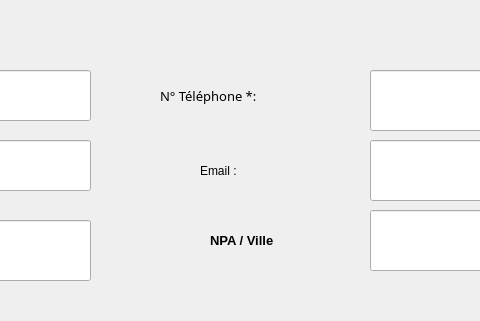
Old version of the form Sploks/views/newclient.ui in the repository alhelo-93/TPI-SPLOKS; both pictures show x 370 to 850 and y 90 to 411 of the 1175 by 765 pixel window.
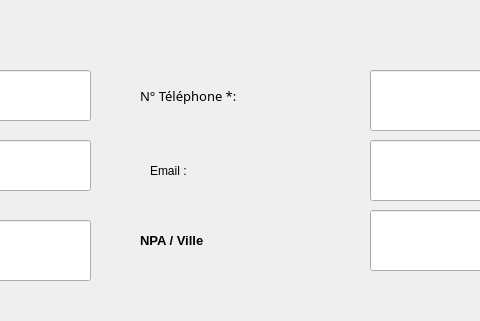
New version of the form.

Commit message: change size add new foem

What changed in the file:
```diff
--- a/Sploks/views/newclient.ui
+++ b/Sploks/views/newclient.ui
@@ -115,9 +115,9 @@
    <widget class="QLabel" name="lblPhone">
     <property name="geometry">
      <rect>
-      <x>530</x>
+      <x>510</x>
       <y>150</y>
-      <width>181</width>
+      <width>201</width>
       <height>71</height>
      </rect>
     </property>
@@ -140,7 +140,7 @@
    <widget class="QLabel" name="lblEmail">
     <property name="geometry">
      <rect>
-      <x>570</x>
+      <x>520</x>
       <y>240</y>
       <width>111</width>
       <height>41</height>
@@ -231,9 +231,9 @@
    <widget class="QLabel" name="NpaVille">
     <property name="geometry">
      <rect>
-      <x>580</x>
+      <x>510</x>
       <y>310</y>
-      <width>121</width>
+      <width>151</width>
       <height>41</height>
      </rect>
     </property>
```
Left out of the diff: 2 changed lines with no effect on the pictures.
